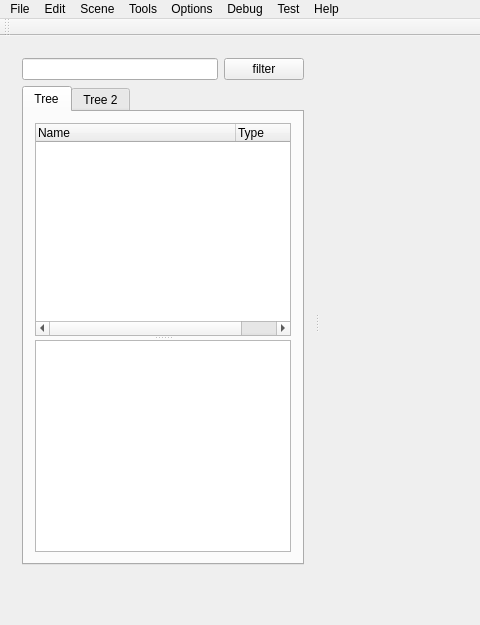
Before: the Qt Designer form ui/mainWindow.ui in VCityTeam/3DUSE, drawn with Qt 5; both pictures show x 0 to 480 and y 0 to 625 of the 1280 by 720 pixel window.
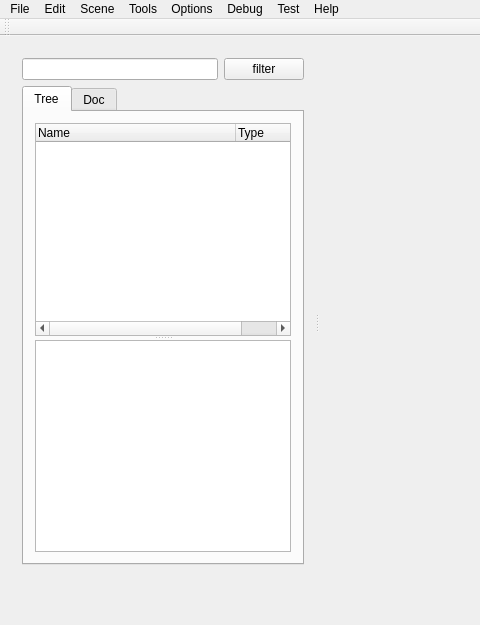
After: the same form once the commit is applied. Icons and pictures are not drawn.

The edit to the form file:
```diff
--- a/ui/mainWindow.ui
+++ b/ui/mainWindow.ui
@@ -195,7 +195,7 @@
           </widget>
           <widget class="QWidget" name="tab_16">
            <attribute name="title">
-            <string>Tree 2</string>
+            <string>Doc</string>
            </attribute>
           </widget>
          </widget>
```
Left out of the diff: 24 changed lines with no effect on the pictures.
